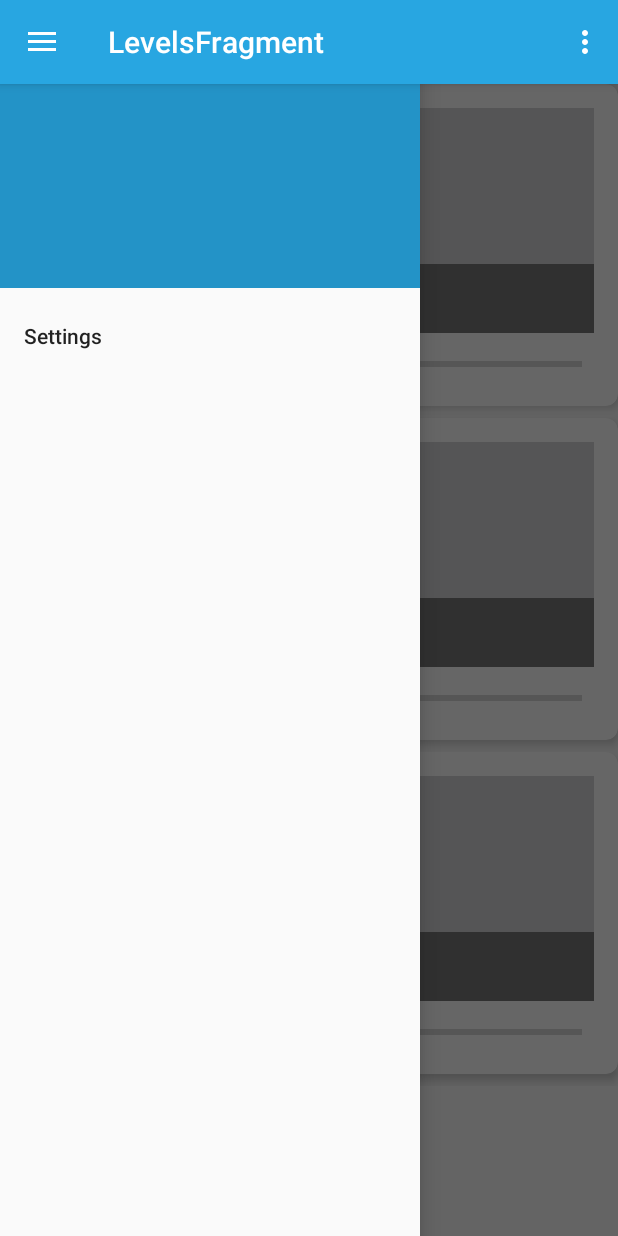
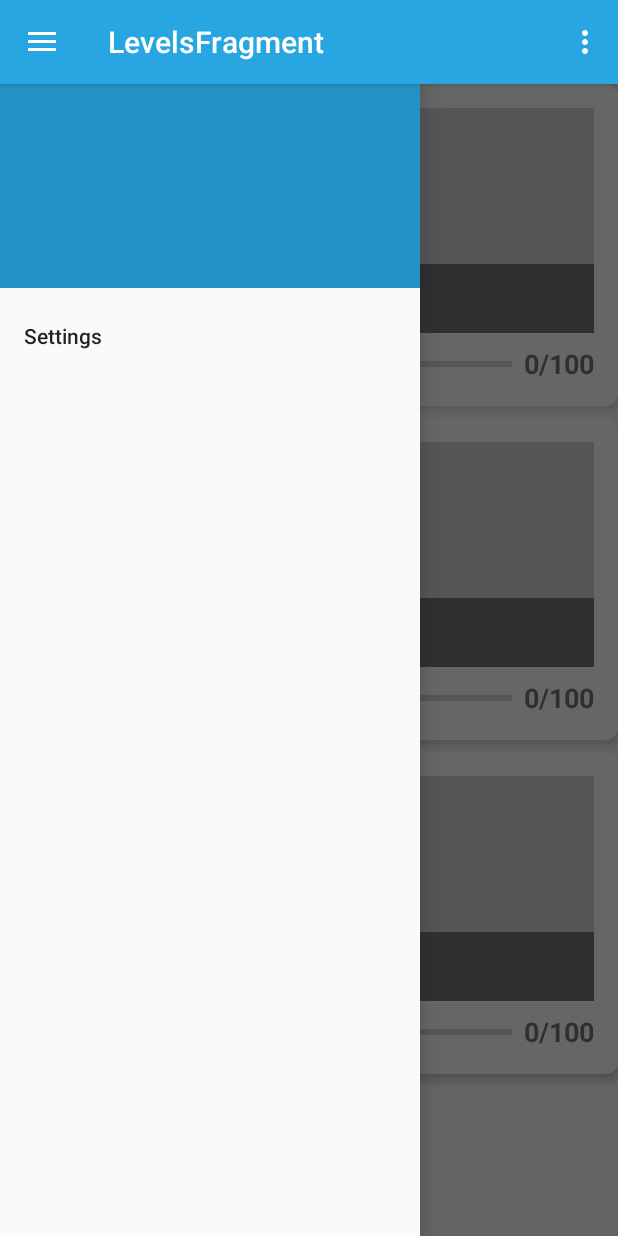
Before and after one commit to QiotoF/GuessTheCarQuiz, an Android app: the screen it shows after launch (MainActivity), with the side drawer open, on a phone screen of 412 x 824 dp. Run offline under Robolectric (Android 15) with nearby library versions, the phone set to English and light mode, and no system bars; our stand-ins replace Firebase (no records; nobody signed in at launch, a user with empty details on screens opened directly), Room's generated code, Timber, data binding, navigation-ui; libraries missing offline, so code that uses them is left out: coil.api.load; pictures from the network do not load; Roboto replaces fonts that are not available here; 1 statement that could not run was skipped.

Commit message:
Little improvements

```diff
--- a/app/src/main/java/com/pericle/guessthecar/quiz/BindingUtils.kt
+++ b/app/src/main/java/com/pericle/guessthecar/quiz/BindingUtils.kt
@@ -2,6 +2,8 @@ package com.pericle.guessthecar.quiz
 
 import android.widget.Button
 import android.widget.ImageView
+import android.widget.ProgressBar
+import android.widget.TextView
 import androidx.databinding.BindingAdapter
 import coil.api.load
 import coil.transform.RoundedCornersTransformation
@@ -39,3 +41,8 @@ fun ImageView.setCarImage(car: Car?) {
 fun ImageView.setImageViewResource(src: Int) {
     this.setImageResource(src)
 }
+
+@BindingAdapter("progressText")
+fun TextView.setProgressText(score: Int) {
+    this.text = "${score.toString()}/100"
+}
--- a/app/src/main/res/layout/list_item_level.xml
+++ b/app/src/main/res/layout/list_item_level.xml
@@ -3,6 +3,7 @@
     xmlns:app="http://schemas.android.com/apk/res-auto"
     xmlns:card_view="http://schemas.android.com/apk/res-auto"
     xmlns:tools="http://schemas.android.com/tools">
+
 
     <data>
 
@@ -35,7 +36,6 @@
             android:padding="8dp">
 
             <ImageView
-                android:src="@{level.imgSrc}"
                 android:id="@+id/level_image"
                 android:layout_width="0dp"
                 android:layout_height="150dp"
@@ -45,6 +45,7 @@
                 android:layout_marginBottom="8dp"
                 android:backgroundTintMode="add"
                 android:scaleType="centerCrop"
+                android:src="@{level.imgSrc}"
                 android:tintMode="screen"
                 app:layout_constraintBottom_toBottomOf="parent"
                 app:layout_constraintEnd_toEndOf="parent"
@@ -65,6 +66,7 @@
                 android:text="@{level.name}"
                 android:textColor="@android:color/background_light"
                 android:textSize="36sp"
+                android:typeface="normal"
                 app:layout_constraintBottom_toBottomOf="@+id/level_image"
                 app:layout_constraintEnd_toEndOf="parent"
                 app:layout_constraintHorizontal_bias="0.03"
@@ -80,11 +82,11 @@
                 android:layout_height="wrap_content"
                 android:layout_marginTop="8dp"
                 android:layout_marginEnd="8dp"
+                android:progress="@{level.highScore}"
                 app:layout_constraintBottom_toBottomOf="@+id/level_progress_text"
                 app:layout_constraintEnd_toStartOf="@+id/level_progress_text"
                 app:layout_constraintStart_toStartOf="@+id/level_image"
-                app:layout_constraintTop_toBottomOf="@+id/level_title"
-                android:progress="@{level.highScore}" />
+                app:layout_constraintTop_toBottomOf="@+id/level_title" />
 
             <TextView
                 android:id="@+id/level_progress_text"
@@ -93,11 +95,14 @@
                 android:layout_marginTop="8dp"
                 android:layout_marginEnd="8dp"
                 android:layout_marginBottom="8dp"
+                android:fontFamily="sans-serif"
                 android:textSize="18sp"
+                android:textStyle="bold"
                 app:layout_constraintBottom_toBottomOf="parent"
                 app:layout_constraintEnd_toEndOf="parent"
                 app:layout_constraintTop_toBottomOf="@+id/level_title"
-                tools:text="23/100" />
+                app:progressText="@{level.highScore}"
+                tools:text="26/100" />
         </androidx.constraintlayout.widget.ConstraintLayout>
 
 
```
